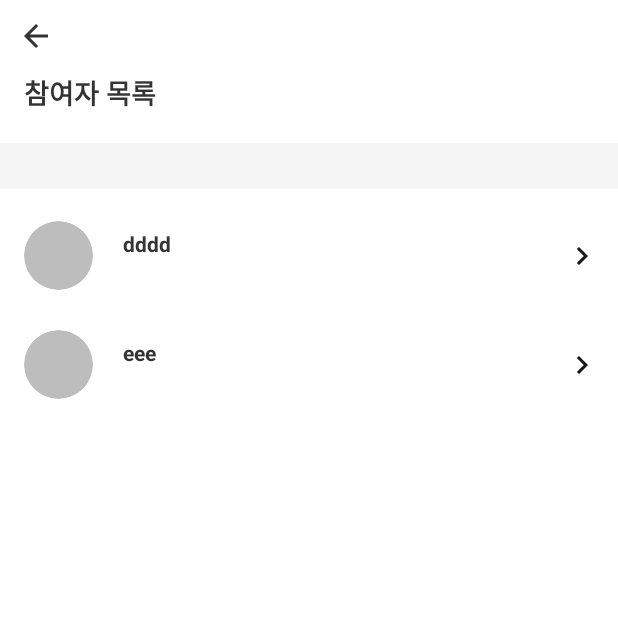
After one commit to YAPP-16th/Team_Android_1_Client, an Android app: the ParticipantsListActivity screen opened directly, with no data from a screen before it, on a phone screen of 412 x 824 dp, the top half of it. The commit adds this screen. Run offline under Robolectric (Android 15) with nearby library versions, the phone set to English and light mode, and no system bars; our stand-ins replace CircleImageView, data binding.

Commit message:
participants list view added

```diff
--- a/app/build.gradle
+++ b/app/build.gradle
@@ -119,7 +119,7 @@ dependencies {
 
     implementation 'com.jakewharton.rxbinding:rxbinding:0.4.0'
     implementation 'com.jakewharton.rxbinding:rxbinding-design:0.4.0'
-        // these are for retrolambda and streams api
+    // these are for retrolambda and streams api
     implementation 'com.annimon:stream:1.1.2'
 
     //firebase
--- /dev/null
+++ b/app/src/main/java/com/eroom/erooja/feature/participants_list/ParticipantListAdapter.kt
@@ -0,0 +1,29 @@
+package com.eroom.erooja.feature.participants_list
+
+import android.view.LayoutInflater
+import android.view.ViewGroup
+import androidx.recyclerview.widget.DiffUtil
+import androidx.recyclerview.widget.ListAdapter
+import androidx.recyclerview.widget.RecyclerView
+import com.eroom.data.entity.Participant
+import com.eroom.erooja.databinding.ItemParticipantsBinding
+
+class ParticipantListAdapter(callback : DiffUtil.ItemCallback<Participant>, private val list: ArrayList<Participant>) : ListAdapter<Participant, RecyclerView.ViewHolder>(callback) {
+    override fun onCreateViewHolder(parent: ViewGroup, viewType: Int): ParticipantViewHolder {
+        val binding = ItemParticipantsBinding.inflate(LayoutInflater.from(parent.context), parent, false)
+        return ParticipantViewHolder(binding)
+    }
+
+    override fun getItemCount(): Int = list.size
+
+
+    override fun onBindViewHolder(holder: RecyclerView.ViewHolder, position: Int) {
+        (holder as ParticipantViewHolder).bind(list[position].name)
+    }
+}
+
+class ParticipantViewHolder(val binding: ItemParticipantsBinding): RecyclerView.ViewHolder(binding.root) {
+    fun bind(name: String) {
+        binding.profileNameText.text = name
+    }
+}
--- /dev/null
+++ b/app/src/main/java/com/eroom/erooja/feature/participants_list/ParticipantsListActivity.kt
@@ -0,0 +1,40 @@
+package com.eroom.erooja.feature.participants_list
+
+import androidx.appcompat.app.AppCompatActivity
+import android.os.Bundle
+import androidx.databinding.DataBindingUtil
+import androidx.recyclerview.widget.LinearLayoutManager
+import androidx.recyclerview.widget.RecyclerView
+import com.eroom.data.entity.Participant
+import com.eroom.erooja.R
+import com.eroom.erooja.databinding.ActivityParticipantsListBinding
+
+class ParticipantsListActivity : AppCompatActivity(), ParticipantsListContract.View {
+    private lateinit var particiBinding: ActivityParticipantsListBinding
+    private lateinit var presenter: ParticipantsListPresenter
+
+    private lateinit var mAdapter: ParticipantListAdapter
+
+    override fun onCreate(savedInstanceState: Bundle?) {
+        super.onCreate(savedInstanceState)
+        initPresenter()
+        setUpDataBinding()
+        initView()
+    }
+
+    fun initPresenter() {
+        presenter = ParticipantsListPresenter(this)
+    }
+
+    fun setUpDataBinding() {
+        particiBinding = DataBindingUtil.setContentView(this, R.layout.activity_participants_list)
+        particiBinding.activity = this
+    }
+
+    fun initView() {
+        val dummy: ArrayList<Participant> = arrayListOf(Participant(1, "dddd", ""), Participant(2, "eee", ""))
+        mAdapter = ParticipantListAdapter(presenter.mParticipantDiffCallback, dummy)
+        particiBinding.profileRecycler.adapter = mAdapter
+        particiBinding.profileRecycler.layoutManager = LinearLayoutManager(this)
+    }
+}
--- /dev/null
+++ b/app/src/main/java/com/eroom/erooja/feature/participants_list/ParticipantsListContract.kt
@@ -0,0 +1,11 @@
+package com.eroom.erooja.feature.participants_list
+
+interface ParticipantsListContract {
+    interface View {
+
+    }
+
+    interface Presenter {
+        val view: View
+    }
+}
--- /dev/null
+++ b/app/src/main/java/com/eroom/erooja/feature/participants_list/ParticipantsListPresenter.kt
@@ -0,0 +1,16 @@
+package com.eroom.erooja.feature.participants_list
+
+import androidx.recyclerview.widget.DiffUtil
+import com.eroom.data.entity.Participant
+
+class ParticipantsListPresenter(override val view: ParticipantsListContract.View) : ParticipantsListContract.Presenter {
+
+    val mParticipantDiffCallback = object : DiffUtil.ItemCallback<Participant>() {
+        override fun areItemsTheSame(oldItem: Participant, newItem: Participant): Boolean {
+            return oldItem.id == newItem.id
+        }
+        override fun areContentsTheSame(oldItem: Participant, newItem: Participant): Boolean {
+            return (oldItem.name == newItem.name) && (oldItem.id == newItem.id)
+        }
+    }
+}
--- /dev/null
+++ b/app/src/main/res/drawable/ic_icon_small_arrow_right.xml
@@ -0,0 +1,10 @@
+<vector xmlns:android="http://schemas.android.com/apk/res/android"
+    android:width="48dp"
+    android:height="48dp"
+    android:viewportWidth="48"
+    android:viewportHeight="48">
+  <path
+      android:pathData="M22,18L20.59,19.41 25.17,24 20.59,28.59 22,30 28,24z"
+      android:fillColor="#161616"
+      android:fillType="nonZero"/>
+</vector>
--- /dev/null
+++ b/app/src/main/res/drawable/placeholder_grey.xml
@@ -0,0 +1,10 @@
+<vector xmlns:android="http://schemas.android.com/apk/res/android"
+    android:width="105dp"
+    android:height="105dp"
+    android:viewportWidth="105"
+    android:viewportHeight="105">
+    <path
+        android:pathData="M52.5,105c28.995,0 52.5,-23.505 52.5,-52.5S81.495,0 52.5,0 0,23.505 0,52.5 23.505,105 52.5,105"
+        android:fillColor="#BDBDBD"
+        android:fillType="evenOdd"/>
+</vector>
--- /dev/null
+++ b/app/src/main/res/layout/activity_participants_list.xml
@@ -0,0 +1,66 @@
+<?xml version="1.0" encoding="utf-8"?>
+<layout xmlns:android="http://schemas.android.com/apk/res/android"
+    xmlns:app="http://schemas.android.com/apk/res-auto"
+    xmlns:tools="http://schemas.android.com/tools">
+    <data>
+        <variable
+            name="activity"
+            type="com.eroom.erooja.feature.participants_list.ParticipantsListActivity" />
+    </data>
+
+    <androidx.constraintlayout.widget.ConstraintLayout
+        android:layout_width="match_parent"
+        android:layout_height="match_parent"
+        tools:context=".feature.participants_list.ParticipantsListActivity">
+
+
+        <ImageView
+            android:id="@+id/backButton"
+            android:layout_width="wrap_content"
+            android:layout_height="wrap_content"
+            app:layout_constraintStart_toStartOf="parent"
+            app:layout_constraintTop_toTopOf="parent"
+            app:srcCompat="@drawable/ic_icon_navi_arrow_left" />
+
+        <TextView
+            android:id="@+id/textView3"
+            android:layout_width="wrap_content"
+            android:layout_height="wrap_content"
+            android:layout_marginStart="16dp"
+            android:text="@string/participants_list_title"
+            android:textColor="@color/grey7"
+            android:textSize="18sp"
+            android:textStyle="bold"
+            app:layout_constraintEnd_toEndOf="parent"
+            app:layout_constraintHorizontal_bias="0.0"
+            app:layout_constraintStart_toStartOf="parent"
+            app:layout_constraintTop_toBottomOf="@+id/backButton" />
+
+        <TextView
+            android:id="@+id/textView4"
+            android:layout_width="match_parent"
+            android:layout_height="wrap_content"
+            android:layout_marginTop="20dp"
+            android:paddingStart="16dp"
+            android:paddingTop="6dp"
+            android:paddingBottom="5dp"
+            android:background="@color/grey1"
+            app:layout_constraintEnd_toEndOf="parent"
+            app:layout_constraintStart_toStartOf="parent"
+            app:layout_constraintTop_toBottomOf="@+id/textView3" />
+
+        <androidx.recyclerview.widget.RecyclerView
+            android:id="@+id/profileRecycler"
+            android:layout_width="match_parent"
+            android:layout_height="0dp"
+            android:layout_marginTop="8dp"
+            app:layout_constraintBottom_toBottomOf="parent"
+            app:layout_constraintEnd_toEndOf="parent"
+            app:layout_constraintStart_toStartOf="parent"
+            app:layout_constraintTop_toBottomOf="@+id/textView4"
+            tools:itemCount="10"
+            tools:listitem="@layout/item_participants"/>
+
+
+    </androidx.constraintlayout.widget.ConstraintLayout>
+</layout>
--- /dev/null
+++ b/app/src/main/res/layout/item_participants.xml
@@ -0,0 +1,80 @@
+<?xml version="1.0" encoding="utf-8"?>
+<layout>
+    <androidx.constraintlayout.widget.ConstraintLayout xmlns:android="http://schemas.android.com/apk/res/android"
+        xmlns:app="http://schemas.android.com/apk/res-auto"
+        xmlns:tools="http://schemas.android.com/tools"
+        android:orientation="vertical"
+        android:layout_width="match_parent"
+        android:layout_height="wrap_content">
+
+        <de.hdodenhof.circleimageview.CircleImageView
+            android:id="@+id/profile"
+            android:layout_width="46dp"
+            android:layout_height="46dp"
+            android:layout_marginTop="13dp"
+            android:layout_marginBottom="13dp"
+            android:layout_marginStart="16dp"
+            app:layout_constraintBottom_toBottomOf="parent"
+            app:layout_constraintStart_toStartOf="parent"
+            app:layout_constraintTop_toTopOf="parent"
+            android:src="@drawable/placeholder_grey"/>
+
+        <LinearLayout
+            android:layout_width="0dp"
+            android:layout_height="0dp"
+            android:orientation="vertical"
+            android:gravity="center"
+            android:layout_marginStart="20dp"
+            app:layout_constraintBottom_toBottomOf="parent"
+            app:layout_constraintEnd_toStartOf="@+id/naviToProfile"
+            app:layout_constraintStart_toEndOf="@+id/profile"
+            app:layout_constraintTop_toTopOf="parent">
+
+            <LinearLayout
+                android:layout_width="match_parent"
+                android:layout_height="wrap_content"
+                android:orientation="horizontal">
+
+                <TextView
+                    android:id="@+id/profileNameText"
+                    android:layout_width="wrap_content"
+                    android:layout_height="wrap_content"
+                    android:textStyle="bold"
+                    android:textSize="14sp"
+                    android:textColor="@color/grey7"
+                    tools:text="홍길동" />
+
+                <TextView
+                    android:id="@+id/isStarterText"
+                    android:layout_width="wrap_content"
+                    android:layout_height="wrap_content"
+                    android:layout_marginStart="6dp"
+                    android:textColor="@color/orgDefault"
+                    android:textSize="10sp"
+                    android:visibility="gone"
+                    tools:visibility="visible"
+                    android:text="@string/starter_text" />
+            </LinearLayout>
+
+            <TextView
+                android:id="@+id/profileJobClassInfoText"
+                android:layout_width="match_parent"
+                android:layout_height="wrap_content"
+                android:textSize="11sp"
+                android:textColor="@color/grey5"
+                tools:text="Android 외 3개" />
+
+        </LinearLayout>
+
+        <ImageView
+            android:id="@+id/naviToProfile"
+            android:layout_width="wrap_content"
+            android:layout_height="wrap_content"
+            app:layout_constraintBottom_toBottomOf="parent"
+            app:layout_constraintEnd_toEndOf="parent"
+            app:layout_constraintTop_toTopOf="parent"
+            app:srcCompat="@drawable/ic_icon_small_arrow_right" />
+
+
+    </androidx.constraintlayout.widget.ConstraintLayout>
+</layout>
--- a/app/src/main/res/values/strings.xml
+++ b/app/src/main/res/values/strings.xml
@@ -36,4 +36,6 @@
     <string name="group_design">디자인 직군</string>
     <string name="please_select_job_class">직무도 함께 골라주세요.</string>
     <string name="job_class_select_info">직무는 추후에 변경 가능합니다.</string>
+    <string name="participants_list_title">참여자 목록</string>
+    <string name="starter_text">Starter</string>
 </resources>
--- /dev/null
+++ b/data/src/main/java/com/eroom/data/entity/Participant.kt
@@ -0,0 +1,9 @@
+package com.eroom.data.entity
+
+import com.fasterxml.jackson.annotation.JsonProperty
+
+data class Participant(
+    @JsonProperty("id") var id: Int,
+    @JsonProperty("name") var name: String,
+    @JsonProperty("imageUrl") var imageUrl: String
+)
```
Also changed, not shown: app/src/main/AndroidManifest.xml (+7 -6 lines).
